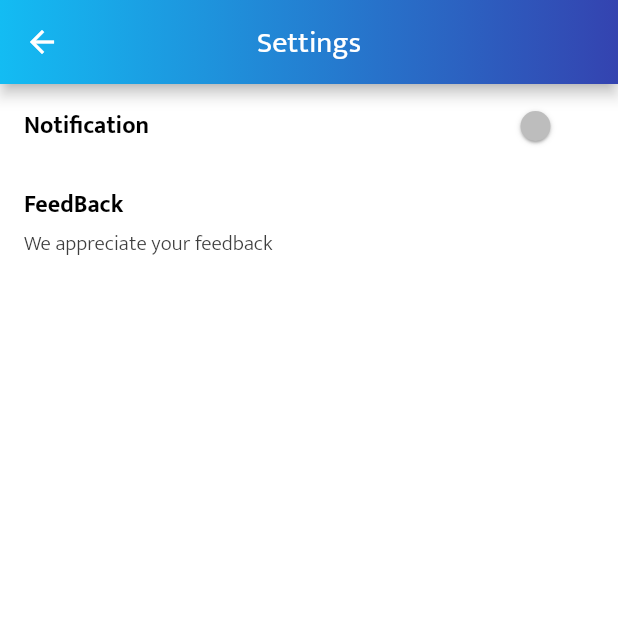
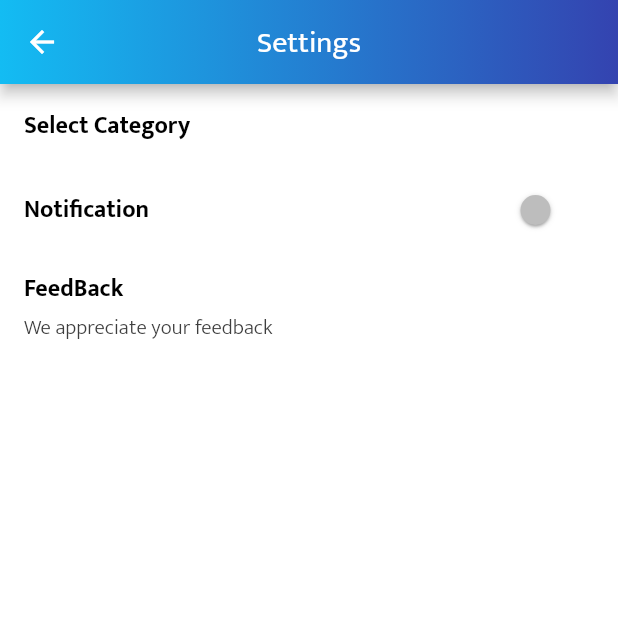
Before and after one commit to sabin-nepal/makalu_tv, a Flutter app: the Settings screen opened by its route, on a phone screen of 412 x 824 dp, the top half of it. Run offline on Flutter 3.47's test engine with Material 2 defaults, Android fonts, the phone set to English and light mode, and no system bars; our stand-ins replace auto_size_text, better_player, cached_network_image, device_info_plus, firebase_core, firebase_messaging and 7 more; accounts and stored records are empty; network calls fail.

Commit message:
add select category on settings

```diff
--- a/lib/app/ui/general/settings.dart
+++ b/lib/app/ui/general/settings.dart
@@ -4,6 +4,7 @@ import 'package:device_info_plus/device_info_plus.dart';
 import 'package:firebase_messaging/firebase_messaging.dart';
 import 'package:flutter/material.dart';
 import 'package:flutter/services.dart';
+import 'package:makalu_tv/app/core/routes.dart';
 import 'package:makalu_tv/app/helpers/user_share_preferences.dart';
 import 'package:makalu_tv/app/models/category.dart';
 import 'package:makalu_tv/app/services/category_service.dart';
@@ -137,6 +138,13 @@ class _SettingsState extends State<Settings> {
       body: SingleChildScrollView(
         child: Column(
           children: [
+            ListTile(
+              onTap: () => Navigator.pushNamed(context, AppRoutes.filterScreen),
+              title: Text(
+                "Select Category",
+                style: boldText,
+              ),
+            ),
             SwitchListTile(
               title: Text(
                 "Notification",
--- a/lib/app/ui/shared/news_page_view.dart
+++ b/lib/app/ui/shared/news_page_view.dart
@@ -296,7 +296,7 @@ class _NewsPageViewState extends State<NewsPageView> {
                         Navigator.pushNamed(context, AppRoutes.filterScreen);
                       },
                       child: Text(
-                        "All",
+                        "View All",
                         style: TextStyle(color: AppColors.bgColor),
                       )),
                 )
```
